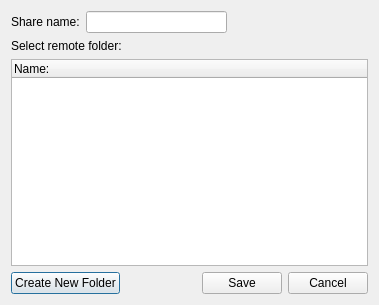
First picture: the form in remotetreesdialog.ui, repository pcloudcom/psyncgui, before the edit.
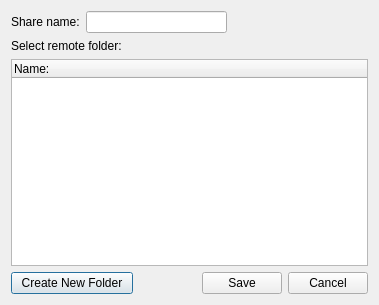
Second picture: the form after the edit.

Commit message: SLX - 236 | 1 update share folder, reg, log wins design 2 remove help option from dialogs 3 set fixed sizes for wisn in diff way

Diff of the .ui file:
```diff
--- a/remotetreesdialog.ui
+++ b/remotetreesdialog.ui
@@ -70,7 +70,7 @@
      <item>
       <widget class="QPushButton" name="btnNewFolder">
        <property name="text">
-        <string>Create New Folder</string>
+        <string>  Create New Folder  </string>
        </property>
       </widget>
      </item>
```
Left out of the diff: 11 changed lines with no effect on the pictures. The commit also changes 17 other files.
